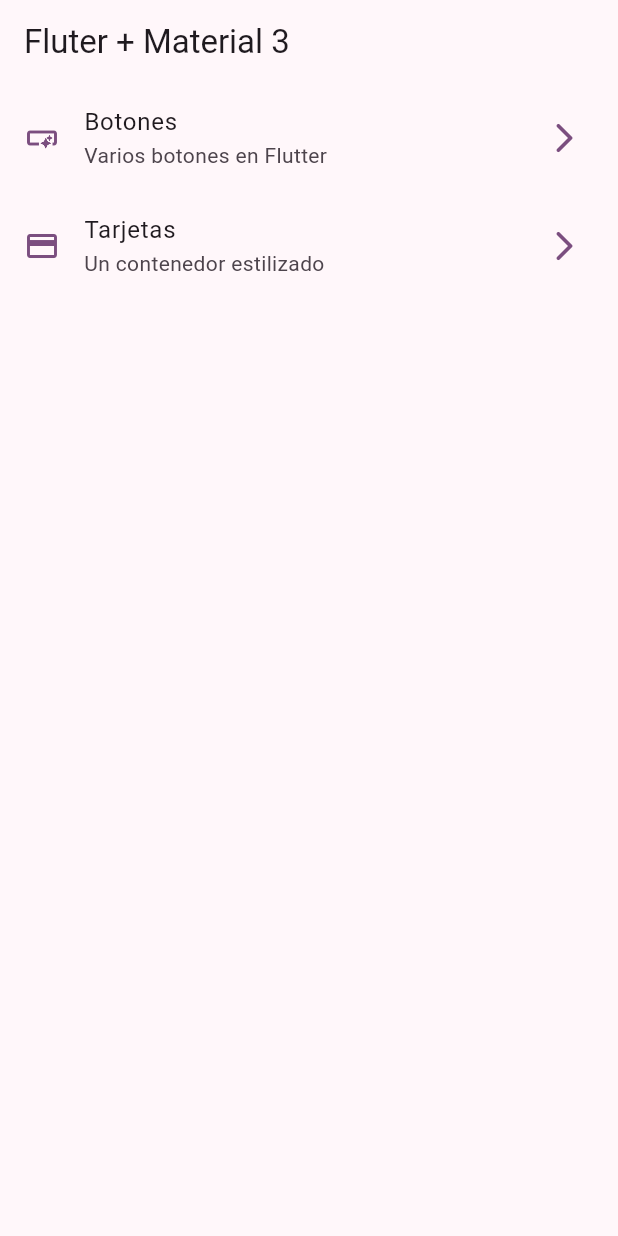
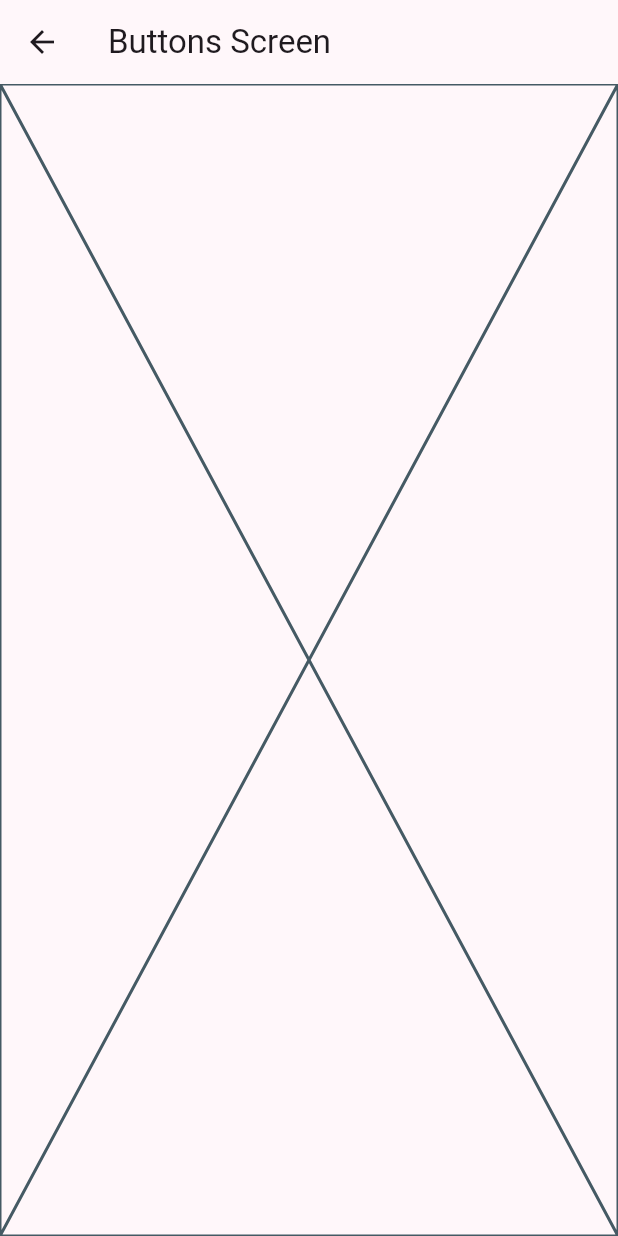
Before and after one commit to camipedraza29/widgets_app, a Flutter app: the screen it shows after launch, after a tap on "Botones", on a phone screen of 412 x 824 dp. Run offline on Flutter 3.47's test engine with Material 3 defaults, Android fonts, the phone set to English and light mode, and no system bars.

```diff
--- a/lib/config/menu/menu_items.dart
+++ b/lib/config/menu/menu_items.dart
@@ -30,7 +30,7 @@ const appMenuItmes = <MenuItem>[
     MenuItem(
     title: 'Tarjetas',
     subTitle: 'Un contenedor estilizado',
-    link: '/card',
+    link: '/cards',
     icon: Icons.credit_card
   ),
 ];
--- a/lib/main.dart
+++ b/lib/main.dart
@@ -1,5 +1,7 @@
 import 'package:flutter/material.dart';
 import 'package:widgets_app/config/theme/app_theme.dart';
+import 'package:widgets_app/presentation/screens/buttons/buttons_screen.dart';
+import 'package:widgets_app/presentation/screens/cards/cards_screen.dart';
 import 'package:widgets_app/presentation/screens/home/home_screen.dart';
 
 void main() {
@@ -14,7 +16,11 @@ class MainApp extends StatelessWidget {
     return MaterialApp(
       debugShowCheckedModeBanner: false,
       theme: AppTheme(selectedColor:4).getTheme(),
-      home:  const HomeScreen()
+      home:  const HomeScreen(),
+      routes: {
+        '/buttons': (context) => const ButtonsScreen(),
+        '/cards': (context) => const CardScreen(),
+      },
     );
   }
 }
--- /dev/null
+++ b/lib/presentation/screens/buttons/buttons_screen.dart
@@ -0,0 +1,17 @@
+
+
+import 'package:flutter/material.dart';
+
+class ButtonsScreen extends StatelessWidget {
+  const ButtonsScreen({super.key});
+
+  @override
+  Widget build(BuildContext context) {
+    return Scaffold(
+      appBar: AppBar(
+      title: const Text('Buttons Screen'),
+      ),
+      body: const Placeholder(),
+    );
+  }
+}
--- a/lib/presentation/screens/home/home_screen.dart
+++ b/lib/presentation/screens/home/home_screen.dart
@@ -1,6 +1,7 @@
 
 import 'package:flutter/material.dart';
 import 'package:widgets_app/config/menu/menu_items.dart';
+import 'package:widgets_app/presentation/screens/buttons/buttons_screen.dart';
 
 class HomeScreen extends StatelessWidget {
   const HomeScreen({super.key});
@@ -53,7 +54,15 @@ class _CustomListTile extends StatelessWidget {
       trailing: Icon(Icons.arrow_forward_ios_rounded, color: colors.primary,),
       title: Text(menuItem.title),
       subtitle: Text(menuItem.subTitle),
-      onTap: (){},
+      onTap: (){
+       // Navigator.of(context).push(
+        //MaterialPageRoute(
+          //builder: (context) => const ButtonsScreen(),
+    //),
+  //);
+      Navigator.pushNamed(context, menuItem.link);
+
+      },
     );
   }
 }
```
Also changed, not shown: lib/presentation/screens/cards/cards_screen.dart (added, +15 -0 lines).
